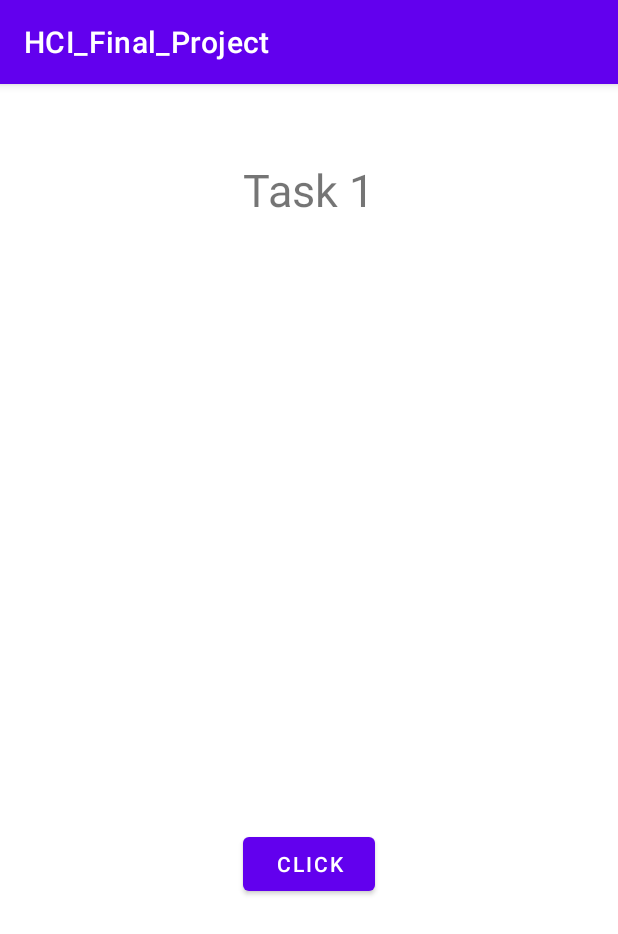
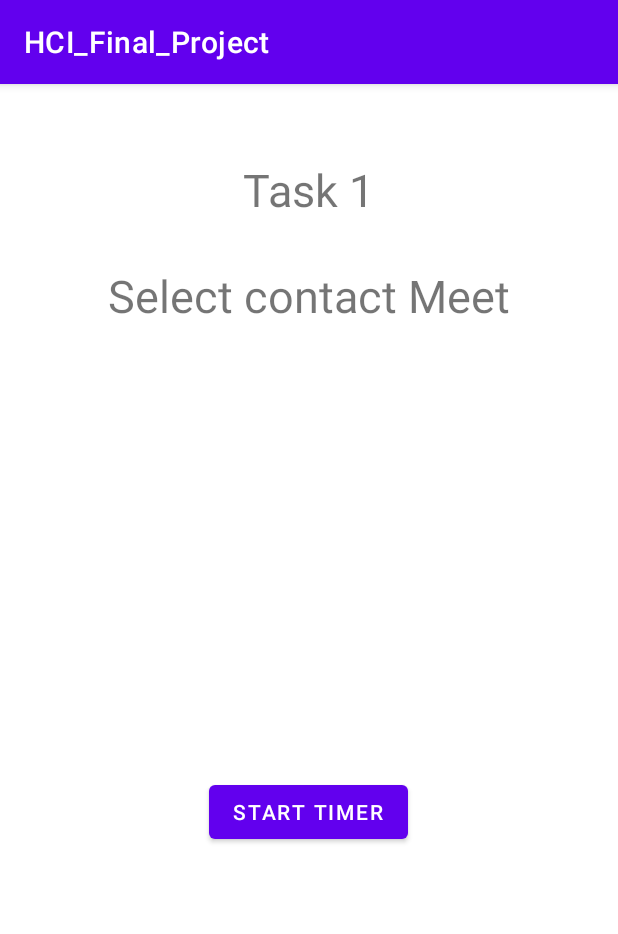
Before and after one commit to ridhamshah1025/HCI_Final_Project, an Android app: the screen it shows after launch (startscreen), on a phone screen of 412 x 824 dp. Shown: the top 934 px of the screen. Run offline under Robolectric (Android 15) with nearby library versions, the phone set to English and light mode, and no system bars.

Commit message:
Add text view in task detail screen

```diff
--- a/app/src/main/res/layout/activity_startscreen.xml
+++ b/app/src/main/res/layout/activity_startscreen.xml
@@ -17,15 +17,26 @@
 
     </TextView>
 
+    <TextView
+        android:layout_width="wrap_content"
+        android:layout_height="wrap_content"
+        android:id="@+id/text4"
+        android:layout_below="@id/text3"
+        android:text="Select contact Meet"
+        android:layout_centerHorizontal="true"
+        android:layout_marginTop="30dp"
+        android:textSize="30dp">
+
+    </TextView>
+
     <Button
         android:id="@+id/button3"
         android:layout_width="wrap_content"
         android:layout_height="wrap_content"
-        android:layout_below="@+id/text3"
+        android:layout_below="@+id/text4"
         android:layout_centerHorizontal="true"
-        android:layout_marginTop="405dp"
-
-        android:text="Click">
+        android:layout_marginTop="300dp"
+        android:text="Start Timer">
 
     </Button>
 
```
Also changed, not shown: app/src/main/java/com/example/hci_final_project/MainActivity.java (+0 -11 lines).
